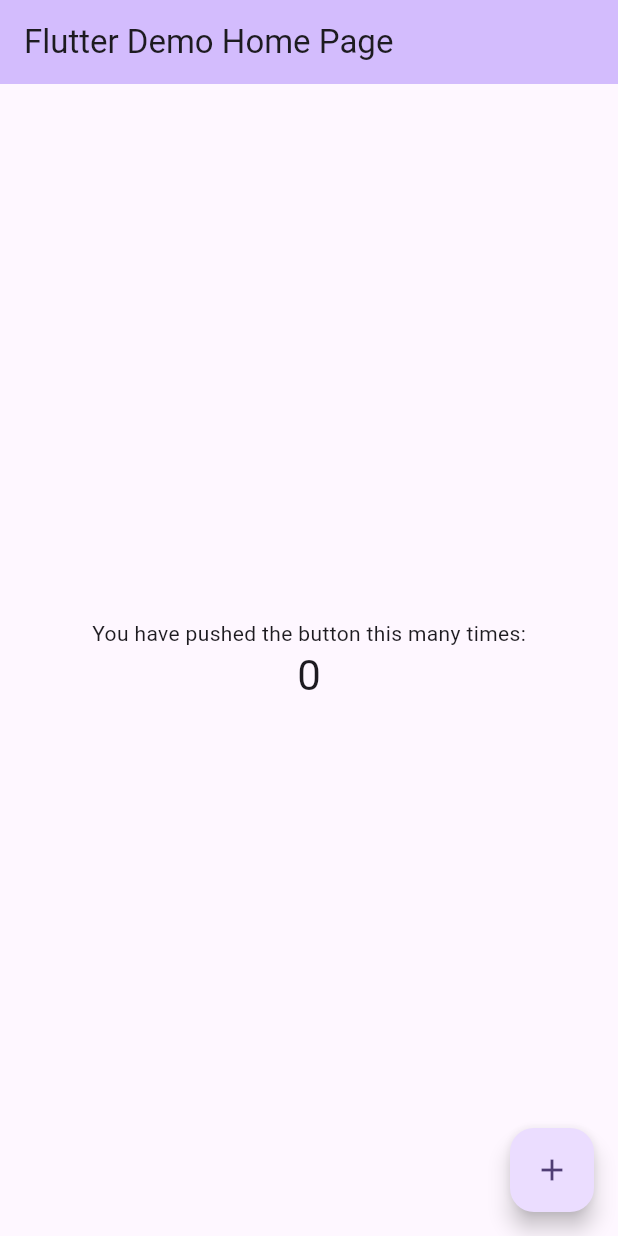
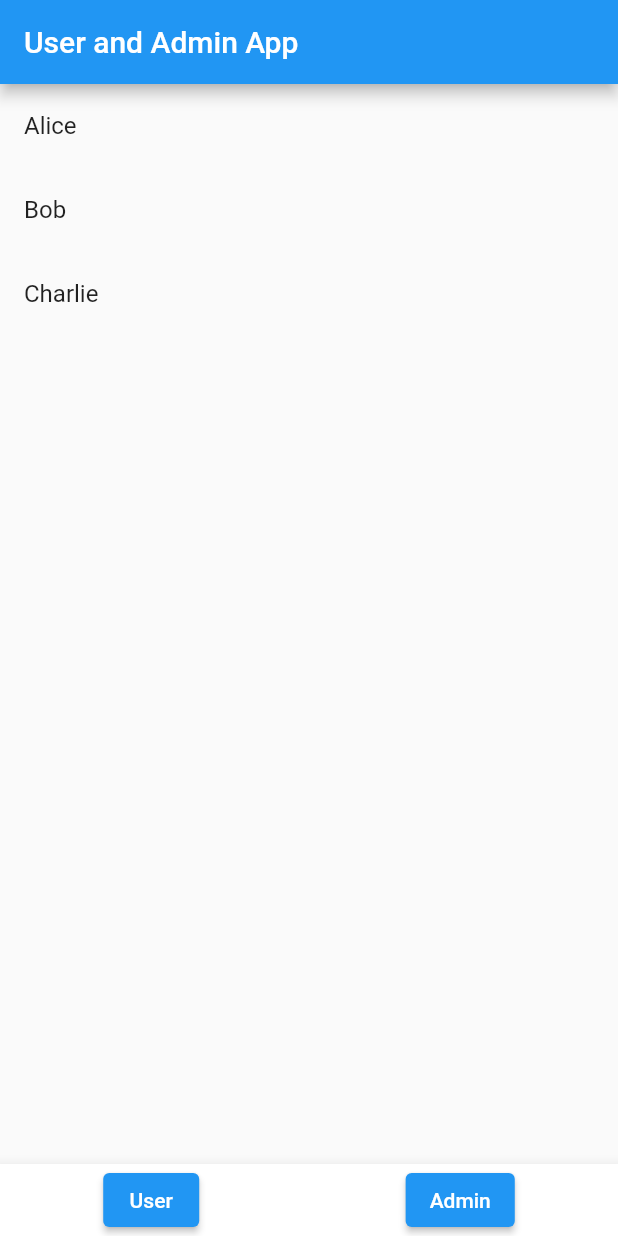
Before and after one commit to shinnkura/simple_coin, a Flutter app: the screen it shows after launch, on a phone screen of 412 x 824 dp. Run offline on Flutter 3.47's test engine with Material 2 defaults, Android fonts, the phone set to English and light mode, and no system bars.

Commit message:
Move：ディレクトリ構成を修正

```diff
--- /dev/null
+++ b/lib/components/custom_bottom_appbar.dart
@@ -0,0 +1,30 @@
+import 'package:flutter/material.dart';
+
+class CustomBottomAppBar extends StatelessWidget {
+  final Function onUserPressed;
+  final Function onAdminPressed;
+
+  const CustomBottomAppBar(
+      {super.key, required this.onUserPressed, required this.onAdminPressed});
+
+  @override
+  Widget build(BuildContext context) {
+    return BottomAppBar(
+      child: Row(
+        mainAxisAlignment: MainAxisAlignment.spaceAround,
+        children: [
+          // User Button
+          ElevatedButton(
+            onPressed: () => onUserPressed(),
+            child: const Text('User'),
+          ),
+          // Admin Button
+          ElevatedButton(
+            onPressed: () => onAdminPressed(),
+            child: const Text('Admin'),
+          ),
+        ],
+      ),
+    );
+  }
+}
--- /dev/null
+++ b/lib/home_screen.dart
@@ -0,0 +1,148 @@
+import 'package:flutter/material.dart';
+
+import 'components/custom_bottom_appbar.dart';
+import 'models/user.dart';
+
+class HomeScreen extends StatefulWidget {
+  const HomeScreen({super.key});
+
+  @override
+  // ignore: library_private_types_in_public_api
+  _HomeScreenState createState() => _HomeScreenState();
+}
+
+class _HomeScreenState extends State<HomeScreen> {
+  bool isAdmin = false;
+  String password = 'admin123';
+
+  @override
+  Widget build(BuildContext context) {
+    return Scaffold(
+      appBar: AppBar(title: const Text('User and Admin App')),
+      body: isAdmin ? buildAdminScreen() : buildUserScreen(),
+      bottomNavigationBar: CustomBottomAppBar(
+        onUserPressed: () {
+          setState(() {
+            isAdmin = false;
+          });
+        },
+        onAdminPressed: () async {
+          // Admin ボタンが押されたときの処理
+          await _showPasswordDialog();
+        },
+      ),
+    );
+  }
+
+  Future<void> _showPasswordDialog() async {
+    TextEditingController passwordController = TextEditingController();
+    return showDialog(
+      context: context,
+      builder: (context) {
+        return AlertDialog(
+          title: const Text('Enter Admin Password'),
+          content: TextField(
+            controller: passwordController,
+            obscureText: true,
+            decoration: const InputDecoration(hintText: 'Password'),
+          ),
+          actions: [
+            TextButton(
+              onPressed: () {
+                Navigator.of(context).pop();
+              },
+              child: const Text('Cancel'),
+            ),
+            TextButton(
+              onPressed: () {
+                if (passwordController.text == password) {
+                  setState(() {
+                    isAdmin = true;
+                  });
+                } else {
+                  // パスワードが間違っている場合の処理
+                  // ここでは何もしない
+                }
+                Navigator.of(context).pop();
+              },
+              child: const Text('OK'),
+            ),
+          ],
+        );
+      },
+    );
+  }
+
+  // User Screen
+  Widget buildUserScreen() {
+    return ListView.builder(
+      itemCount: users.length,
+      itemBuilder: (context, index) {
+        return ListTile(
+          title: Text(users[index].name),
+          onTap: () {
+            Navigator.push(
+              context,
+              MaterialPageRoute(
+                builder: (context) => UserScreen(user: users[index]),
+              ),
+            );
+          },
+        );
+      },
+    );
+  }
+
+  // Admin Screen
+  Widget buildAdminScreen() {
+    return ListView.builder(
+      itemCount: users.length,
+      itemBuilder: (context, index) {
+        return ListTile(
+          title: Text(users[index].name),
+          subtitle: Text('Coins: ${users[index].coins}'),
+          onTap: () {
+            setState(() {
+              users[index].coins += 10;
+            });
+          },
+        );
+      },
+    );
+  }
+}
+
+class UserScreen extends StatefulWidget {
+  final User user;
+
+  const UserScreen({super.key, required this.user});
+
+  @override
+  // ignore: library_private_types_in_public_api
+  _UserScreenState createState() => _UserScreenState();
+}
+
+class _UserScreenState extends State<UserScreen> {
+  @override
+  Widget build(BuildContext context) {
+    return Scaffold(
+      appBar: AppBar(title: Text(widget.user.name)),
+      body: Center(
+        child: Column(
+          mainAxisAlignment: MainAxisAlignment.center,
+          children: [
+            Text('Coins: ${widget.user.coins}'),
+            ElevatedButton(
+              onPressed: () {
+                setState(() {
+                  widget.user.coins--;
+                });
+              },
+              child: const Text('Decrease Coins'),
+            ),
+          ],
+        ),
+      ),
+    );
+  }
+}
--- a/lib/main.dart
+++ b/lib/main.dart
@@ -1,4 +1,6 @@
 import 'package:flutter/material.dart';
+
+import 'package:simple_coin/home_screen.dart';
 
 void main() {
   runApp(const MyApp());
@@ -7,119 +9,10 @@ void main() {
 class MyApp extends StatelessWidget {
   const MyApp({super.key});
 
-  // This widget is the root of your application.
   @override
   Widget build(BuildContext context) {
-    return MaterialApp(
-      title: 'Flutter Demo',
-      theme: ThemeData(
-        // This is the theme of your application.
-        //
-        // TRY THIS: Try running your application with "flutter run". You'll see
-        // the application has a blue toolbar. Then, without quitting the app,
-        // try changing the seedColor in the colorScheme below to Colors.green
-        // and then invoke "hot reload" (save your changes or press the "hot
-        // reload" button in a Flutter-supported IDE, or press "r" if you used
-        // the command line to start the app).
-        //
-        // Notice that the counter didn't reset back to zero; the application
-        // state is not lost during the reload. To reset the state, use hot
-        // restart instead.
-        //
-        // This works for code too, not just values: Most code changes can be
-        // tested with just a hot reload.
-        colorScheme: ColorScheme.fromSeed(seedColor: Colors.deepPurple),
-        useMaterial3: true,
-      ),
-      home: const MyHomePage(title: 'Flutter Demo Home Page'),
+    return const MaterialApp(
+      home: HomeScreen(),
     );
   }
 }
-
-class MyHomePage extends StatefulWidget {
-  const MyHomePage({super.key, required this.title});
-
-  // This widget is the home page of your application. It is stateful, meaning
-  // that it has a State object (defined below) that contains fields that affect
-  // how it looks.
-
-  // This class is the configuration for the state. It holds the values (in this
-  // case the title) provided by the parent (in this case the App widget) and
-  // used by the build method of the State. Fields in a Widget subclass are
-  // always marked "final".
-
-  final String title;
-
-  @override
-  State<MyHomePage> createState() => _MyHomePageState();
-}
-
-class _MyHomePageState extends State<MyHomePage> {
-  int _counter = 0;
-
-  void _incrementCounter() {
-    setState(() {
-      // This call to setState tells the Flutter framework that something has
-      // changed in this State, which causes it to rerun the build method below
-      // so that the display can reflect the updated values. If we changed
-      // _counter without calling setState(), then the build method would not be
-      // called again, and so nothing would appear to happen.
-      _counter++;
-    });
-  }
-
-  @override
-  Widget build(BuildContext context) {
-    // This method is rerun every time setState is called, for instance as done
-    // by the _incrementCounter method above.
-    //
-    // The Flutter framework has been optimized to make rerunning build methods
-    // fast, so that you can just rebuild anything that needs updating rather
-    // than having to individually change instances of widgets.
-    return Scaffold(
-      appBar: AppBar(
-        // TRY THIS: Try changing the color here to a specific color (to
-        // Colors.amber, perhaps?) and trigger a hot reload to see the AppBar
-        // change color while the other colors stay the same.
-        backgroundColor: Theme.of(context).colorScheme.inversePrimary,
-        // Here we take the value from the MyHomePage object that was created by
-        // the App.build method, and use it to set our appbar title.
-        title: Text(widget.title),
-      ),
-      body: Center(
-        // Center is a layout widget. It takes a single child and positions it
-        // in the middle of the parent.
-        child: Column(
-          // Column is also a layout widget. It takes a list of children and
-          // arranges them vertically. By default, it sizes itself to fit its
-          // children horizontally, and tries to be as tall as its parent.
-          //
-          // Column has various properties to control how it sizes itself and
-          // how it positions its children. Here we use mainAxisAlignment to
-          // center the children vertically; the main axis here is the vertical
-          // axis because Columns are vertical (the cross axis would be
-          // horizontal).
-          //
-          // TRY THIS: Invoke "debug painting" (choose the "Toggle Debug Paint"
-          // action in the IDE, or press "p" in the console), to see the
-          // wireframe for each widget.
-          mainAxisAlignment: MainAxisAlignment.center,
-          children: <Widget>[
-            const Text(
-              'You have pushed the button this many times:',
-            ),
-            Text(
-              '$_counter',
-              style: Theme.of(context).textTheme.headlineMedium,
-            ),
-          ],
-        ),
-      ),
-      floatingActionButton: FloatingActionButton(
-        onPressed: _incrementCounter,
-        tooltip: 'Increment',
-        child: const Icon(Icons.add),
-      ), // This trailing comma makes auto-formatting nicer for build methods.
-    );
-  }
-}
--- /dev/null
+++ b/lib/models/user.dart
@@ -0,0 +1,12 @@
+class User {
+  String name;
+  int coins;
+
+  User(this.name, this.coins);
+}
+
+List<User> users = [
+  User('Alice', 10),
+  User('Bob', 20),
+  User('Charlie', 30),
+];
```
Also changed, not shown: lib/screens/user_screen.dart (added).
